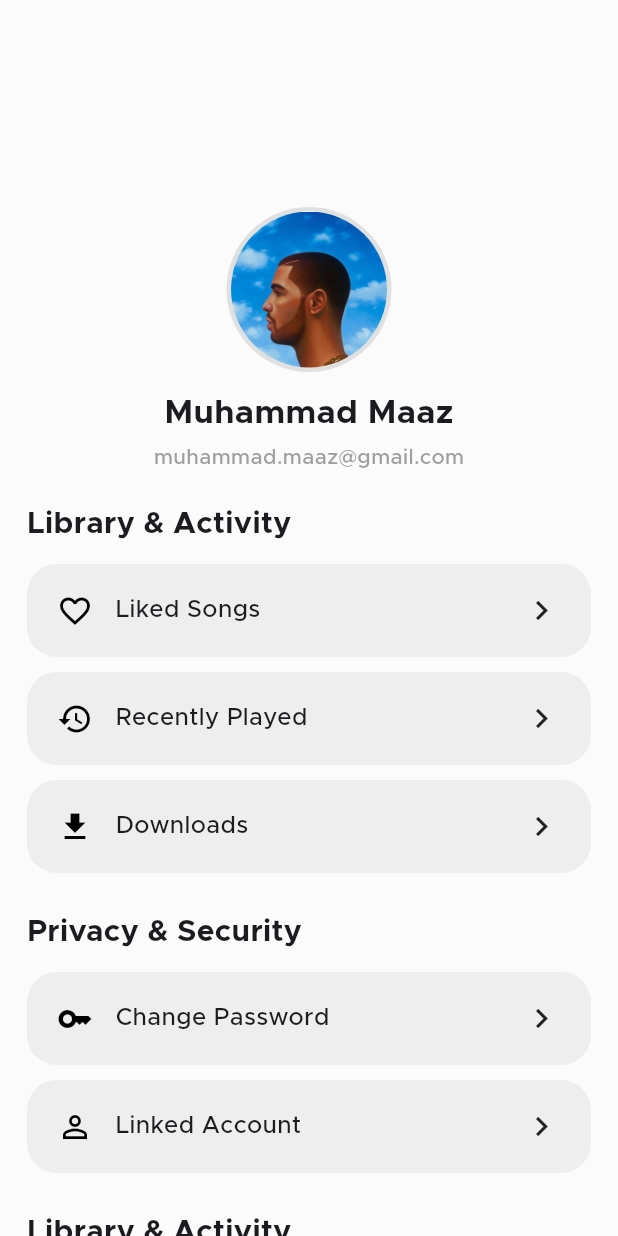
After one commit to muhammadmaaz-dev/Lumen-Lyric, a Flutter app: the screen it shows after launch, on a phone screen of 412 x 824 dp. The commit adds this screen. Run offline on Flutter 3.47's test engine with Material 3 defaults, Android fonts, the phone set to English and light mode, and no system bars; our stand-ins replace flutter_screenutil.

Commit message:
Added just little things

```diff
--- a/lib/core/configs/theme/app_colors.dart
+++ b/lib/core/configs/theme/app_colors.dart
@@ -0,0 +1,9 @@
+import 'package:flutter/material.dart';
+
+class AppColors {
+  static const grey = Color(0XFFD9D9D9D);
+  static const lighttheme = Color.fromARGB(255, 251, 251, 251);
+  static const darktheme = Color.fromARGB(255, 0, 0, 0);
+  static const lightgrey = Color(0XFFEAEAEA);
+
+}
--- a/lib/main.dart
+++ b/lib/main.dart
@@ -1,8 +1,7 @@
 import 'package:flutter/material.dart';
 import 'package:flutter_screenutil/flutter_screenutil.dart';
-import 'package:musicapp/ui/library-screen.dart';
-import 'package:musicapp/ui/login-screen.dart';
-import 'package:musicapp/ui/home-screen.dart';
+import 'package:musicapp/core/configs/theme/app_theme.dart';
+import 'package:musicapp/presentation/setting_screen/pages/setting_screen.dart';
 
 void main() {
   WidgetsFlutterBinding.ensureInitialized();
@@ -21,15 +20,11 @@ class MyApp extends StatelessWidget {
       builder: (context, child) {
         return MaterialApp(
           debugShowCheckedModeBanner: false,
-          title: 'Responsive App',
-          theme: ThemeData(
-            colorScheme: ColorScheme.fromSeed(seedColor: Colors.blueAccent),
-            useMaterial3: true,
-          ),
-          home: child,
+          title: 'Music App',
+          theme: AppTheme.lighttheme,
+          home: SettingScreen(),
         );
       },
-      child: const HomeScreen(),
     );
   }
 }
--- a/lib/presentation/pages/login-screen.dart
+++ b/lib/presentation/login_screen/pages/login_screen.dart
@@ -13,12 +13,15 @@ class Login extends StatelessWidget {
         child: Stack(
           fit: StackFit.expand,
           children: [
-            Image.asset("assets/images/loginbg.png", fit: BoxFit.cover),
+            Image.asset("assets/images/loginbg.png", fit: BoxFit.cover), // Login background Image
 
             Column(
               mainAxisAlignment: MainAxisAlignment.end,
               crossAxisAlignment: CrossAxisAlignment.center,
               children: [
+
+                // Button Background Sheet
+
                 Container(
                   height: 220.h,
                   width: 370.h,
@@ -29,6 +32,9 @@ class Login extends StatelessWidget {
                       topRight: Radius.circular(35.r),
                     ),
                   ),
+
+                  // Bottom Buttons
+
                   child: Column(
                     mainAxisAlignment: MainAxisAlignment.start,
                     children: [
--- /dev/null
+++ b/lib/presentation/setting_screen/pages/setting_screen.dart
@@ -0,0 +1,113 @@
+import 'package:flutter/material.dart';
+import 'package:musicapp/presentation/widgets/CircleAvatar/circle_avatar.dart';
+import 'package:musicapp/presentation/widgets/SettingTile/setting_tile.dart';
+
+class SettingScreen extends StatefulWidget {
+  const SettingScreen({super.key});
+
+  @override
+  State<SettingScreen> createState() => _SettingScreenState();
+}
+
+class _SettingScreenState extends State<SettingScreen> {
+  @override
+  Widget build(BuildContext context) {
+    return Scaffold(
+      body: SingleChildScrollView(
+        child: Padding(
+          padding: const EdgeInsets.all(18.0),
+          child: Column(
+            crossAxisAlignment: CrossAxisAlignment.start,
+            children: [
+              SizedBox(height: 120),
+              Center(
+                child: ProfileHeader(
+                  avatarPath: "assets/images/demoimage.png",
+                  name: "Muhammad Maaz",
+                  email: "muhammad.maaz@gmail.com",
+                ),
+              ),
+
+              // Section Title
+              const Text(
+                "Library & Activity",
+                style: TextStyle(fontSize: 20, fontWeight: FontWeight.bold),
+              ),
+              const SizedBox(height: 12),
+
+              // Reusable Tiles
+              SettingsTile(
+                icon: Icons.favorite_border,
+                title: "Liked Songs",
+                onTap: () {},
+              ),
+              const SizedBox(height: 10),
+
+              SettingsTile(
+                icon: Icons.history,
+                title: "Recently Played",
+                onTap: () {},
+              ),
+              const SizedBox(height: 10),
+
+              SettingsTile(
+                icon: Icons.download,
+                title: "Downloads",
+                onTap: () {},
+              ),
+
+              const SizedBox(height: 25),
+
+              const Text(
+                "Privacy & Security",
+                style: TextStyle(fontSize: 20, fontWeight: FontWeight.bold),
+              ),
+              const SizedBox(height: 12),
+
+              SettingsTile(
+                icon: Icons.key,
+                title: "Change Password",
+                onTap: () {},
+              ),
+              const SizedBox(height: 10),
+
+              SettingsTile(
+                icon: Icons.person_outline,
+                title: "Linked Account",
+                onTap: () {},
+              ),
+
+              const SizedBox(height: 25),
+
+              const Text(
+                "Library & Activity",
+                style: TextStyle(fontSize: 20, fontWeight: FontWeight.bold),
+              ),
+              const SizedBox(height: 12),
+
+              SettingsTile(
+                icon: Icons.help_outline,
+                title: "FAQs",
+                onTap: () {},
+              ),
+              const SizedBox(height: 10),
+
+              SettingsTile(
+                icon: Icons.headset_mic_outlined,
+                title: "Contact Support",
+                onTap: () {},
+              ),
+              const SizedBox(height: 10),
+
+              SettingsTile(
+                icon: Icons.bug_report_outlined,
+                title: "Report a Bug",
+                onTap: () {},
+              ),
+            ],
+          ),
+        ),
+      ),
+    );
+  }
+}
--- /dev/null
+++ b/lib/presentation/widgets/CircleAvatar/circle_avatar.dart
@@ -0,0 +1,41 @@
+import 'package:flutter/material.dart';
+
+class ProfileHeader extends StatelessWidget {
+  final String avatarPath; // asset or network
+  final String name;
+  final String email;
+
+  const ProfileHeader({
+    Key? key,
+    required this.avatarPath,
+    required this.name,
+    required this.email,
+  }) : super(key: key);
+
+  @override
+  Widget build(BuildContext context) {
+    return Column(
+      children: [
+        CircleAvatar(
+          radius: 55,
+          backgroundColor: Colors.grey.shade300,
+          child: CircleAvatar(
+            radius: 52,
+            backgroundColor: Colors.white,
+            backgroundImage: AssetImage(avatarPath),
+            // For network:
+            // backgroundImage: NetworkImage(avatarPath),
+          ),
+        ),
+        const SizedBox(height: 12),
+        Text(
+          name,
+          style: const TextStyle(fontSize: 22, fontWeight: FontWeight.bold),
+        ),
+        const SizedBox(height: 4),
+        Text(email, style: const TextStyle(fontSize: 14, color: Colors.grey)),
+        const SizedBox(height: 20),
+      ],
+    );
+  }
+}
--- /dev/null
+++ b/lib/presentation/widgets/SettingTile/setting_tile.dart
@@ -0,0 +1,44 @@
+import 'package:flutter/material.dart';
+
+class SettingsTile extends StatelessWidget {
+  final IconData icon;
+  final String title;
+  final VoidCallback onTap;
+
+  const SettingsTile({
+    Key? key,
+    required this.icon,
+    required this.title,
+    required this.onTap,
+  }) : super(key: key);
+
+  @override
+  Widget build(BuildContext context) {
+    return InkWell(
+      onTap: onTap,
+      child: Container(
+        padding: const EdgeInsets.symmetric(horizontal: 20, vertical: 18),
+        decoration: BoxDecoration(
+          color: Colors.grey.shade200,
+          borderRadius: BorderRadius.circular(20),
+        ),
+        child: Row(
+          children: [
+            Icon(icon, size: 24, color: Colors.black),
+            const SizedBox(width: 15),
+            Expanded(
+              child: Text(
+                title,
+                style: const TextStyle(
+                  fontSize: 16,
+                  fontWeight: FontWeight.w500,
+                ),
+              ),
+            ),
+            const Icon(Icons.chevron_right, size: 26),
+          ],
+        ),
+      ),
+    );
+  }
+}
```
